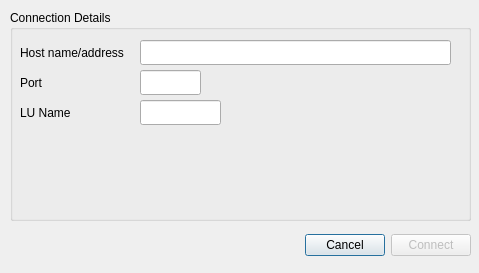
The window that Host.ui (HobbitHacker/Q3270) describes before a commit, drawn with Qt 5.
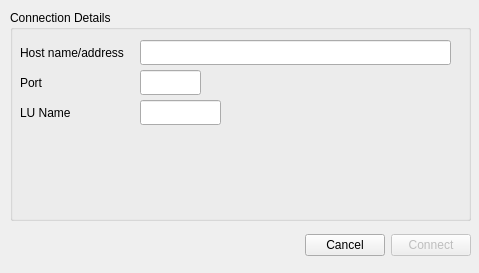
The same window after the commit.

Commit message:
Make OK button default
Change OK button to be default on Enter, rather than cancel which
produced unintuitive behaviour.

Diff of the .ui file:
```diff
--- a/Host.ui
+++ b/Host.ui
@@ -141,6 +141,9 @@
       <property name="text">
        <string>Cancel</string>
       </property>
+      <property name="autoDefault">
+       <bool>false</bool>
+      </property>
      </widget>
     </item>
     <item>
```
Left out of the diff: 3 changed lines with no effect on the pictures.
